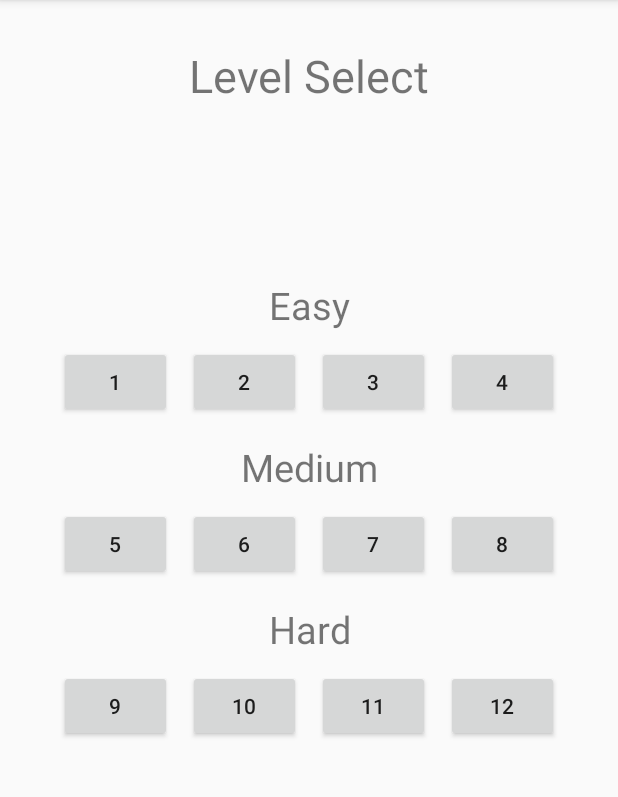
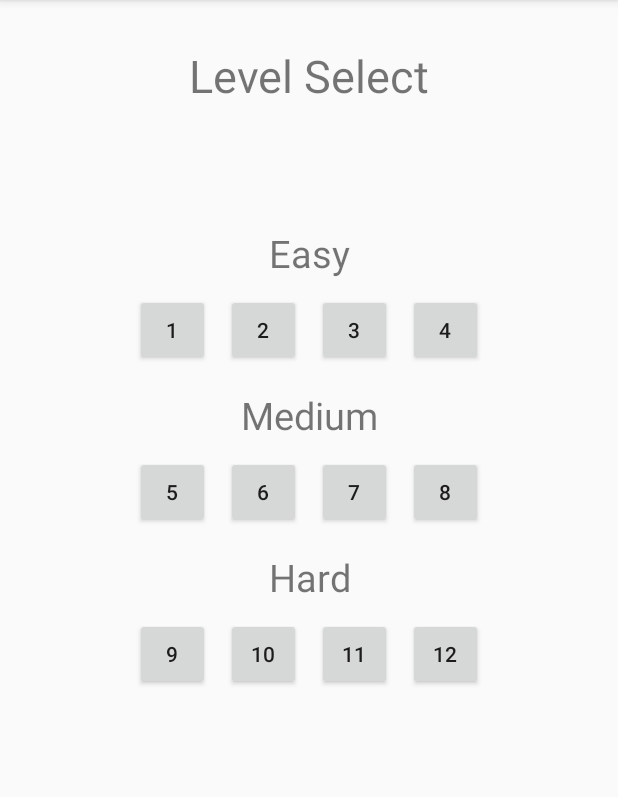
Before and after one commit to michaelnguyenm/FencePuzzle, an Android app: the LevelSelectorActivity screen opened directly, with no data from a screen before it, on a phone screen of 412 x 824 dp, the part 84-881 px from its top. Run offline under Robolectric (Android 15) with nearby library versions, the phone set to English and light mode, and no system bars.

Commit message:
Modified buttons again

```diff
--- a/app/src/main/res/layout/activity_level_selector.xml
+++ b/app/src/main/res/layout/activity_level_selector.xml
@@ -13,7 +13,7 @@
         android:text="@string/level_selector_title"
         android:textSize="30sp"
         android:paddingTop="30dp"
-        android:paddingBottom="100dp"/>
+        android:paddingBottom="65dp"/>
 
     <TextView
         android:layout_width="match_parent"
@@ -34,7 +34,7 @@
         <Button
             android:id="@+id/easy_1"
             android:layout_marginRight="5dp"
-            android:layout_width="75dp"
+            android:layout_width="50dp"
             android:layout_height="wrap_content"
             android:text="1"
             android:onClick="selectLevelOne">
@@ -44,7 +44,7 @@
             android:layout_marginLeft="5dp"
             android:layout_marginRight="5dp"
             android:layout_toRightOf="@id/easy_1"
-            android:layout_width="75dp"
+            android:layout_width="50dp"
             android:layout_height="wrap_content"
             android:text="2"
             android:onClick="selectLevel">
@@ -54,7 +54,7 @@
             android:layout_marginLeft="5dp"
             android:layout_marginRight="5dp"
             android:layout_toRightOf="@id/easy_2"
-            android:layout_width="75dp"
+            android:layout_width="50dp"
             android:layout_height="wrap_content"
             android:text="3"
             android:onClick="selectLevel">
@@ -63,7 +63,7 @@
             android:id="@+id/easy_4"
             android:layout_marginLeft="5dp"
             android:layout_toRightOf="@id/easy_3"
-            android:layout_width="75dp"
+            android:layout_width="50dp"
             android:layout_height="wrap_content"
             android:text="4"
             android:onClick="selectLevel">
@@ -89,7 +89,7 @@
         <Button
             android:id="@+id/medium_1"
             android:layout_marginRight="5dp"
-            android:layout_width="75dp"
+            android:layout_width="50dp"
             android:layout_height="wrap_content"
             android:text="5"
             android:onClick="selectLevel">
@@ -99,7 +99,7 @@
             android:layout_marginLeft="5dp"
             android:layout_marginRight="5dp"
             android:layout_toRightOf="@id/medium_1"
-            android:layout_width="75dp"
+            android:layout_width="50dp"
             android:layout_height="wrap_content"
             android:text="6"
             android:onClick="selectLevel">
@@ -109,7 +109,7 @@
             android:layout_marginLeft="5dp"
             android:layout_marginRight="5dp"
             android:layout_toRightOf="@id/medium_2"
-            android:layout_width="75dp"
+            android:layout_width="50dp"
             android:layout_height="wrap_content"
             android:text="7"
             android:onClick="selectLevel">
@@ -118,7 +118,7 @@
             android:id="@+id/medium_4"
             android:layout_marginLeft="5dp"
             android:layout_toRightOf="@id/medium_3"
-            android:layout_width="75dp"
+            android:layout_width="50dp"
             android:layout_height="wrap_content"
             android:text="8"
             android:onClick="selectLevel">
@@ -144,7 +144,7 @@
         <Button
             android:id="@+id/hard_1"
             android:layout_marginRight="5dp"
-            android:layout_width="75dp"
+            android:layout_width="50dp"
             android:layout_height="wrap_content"
             android:text="9"
             android:onClick="selectLevelOne">
@@ -154,7 +154,7 @@
             android:layout_marginLeft="5dp"
             android:layout_marginRight="5dp"
             android:layout_toRightOf="@id/hard_1"
-            android:layout_width="75dp"
+            android:layout_width="50dp"
             android:layout_height="wrap_content"
             android:text="10"
             android:onClick="selectLevel">
@@ -164,7 +164,7 @@
             android:layout_marginLeft="5dp"
             android:layout_marginRight="5dp"
             android:layout_toRightOf="@id/hard_2"
-            android:layout_width="75dp"
+            android:layout_width="50dp"
             android:layout_height="wrap_content"
             android:text="11"
             android:onClick="selectLevel">
@@ -173,7 +173,7 @@
             android:id="@+id/hard_4"
             android:layout_marginLeft="5dp"
             android:layout_toRightOf="@id/hard_3"
-            android:layout_width="75dp"
+            android:layout_width="50dp"
             android:layout_height="wrap_content"
             android:text="12"
             android:onClick="selectLevel">
```
